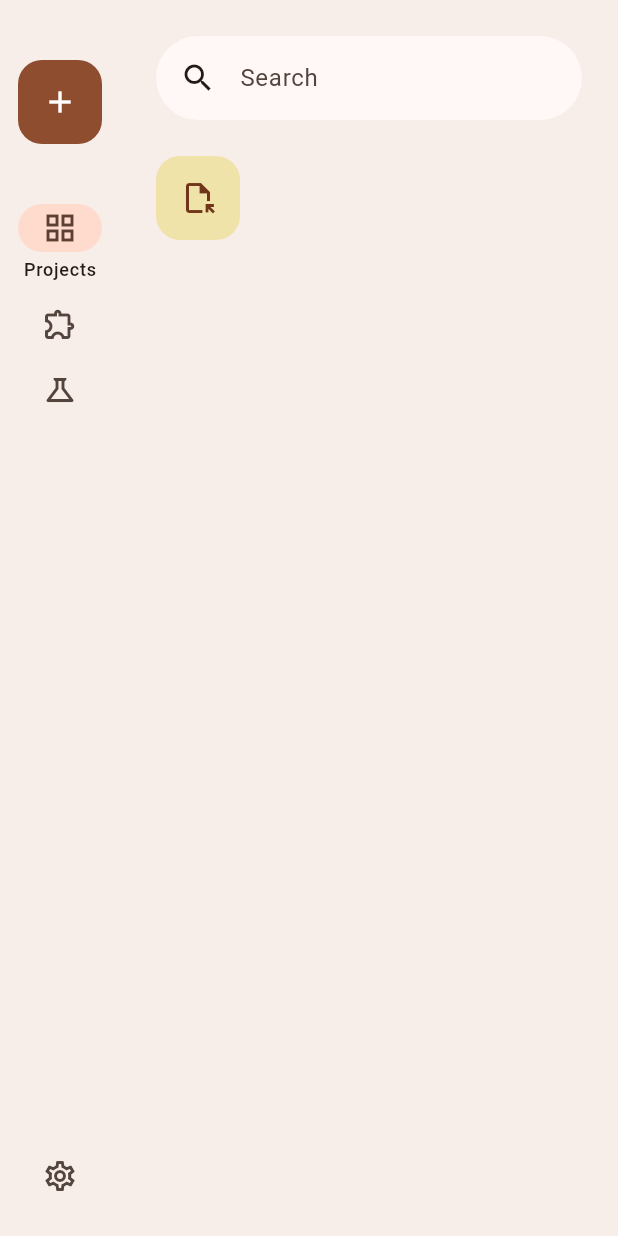
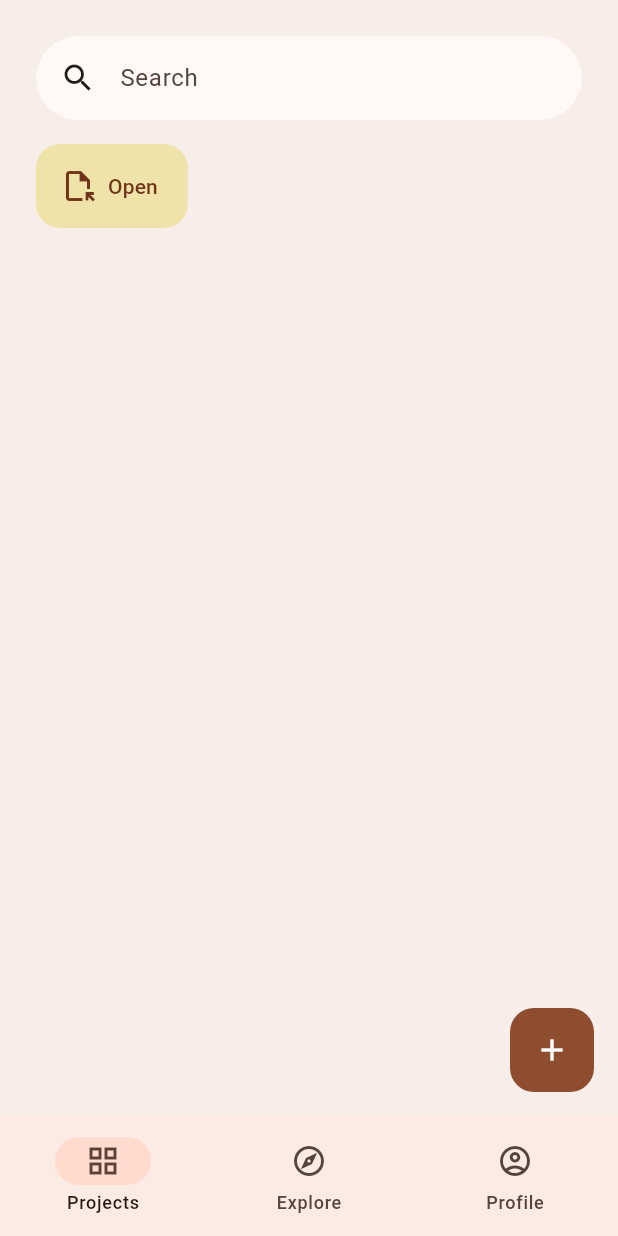
Before and after one commit to ljcucc/ClayTab, a Flutter app: the screen it shows after launch, on a phone screen of 412 x 824 dp. Run offline on Flutter 3.47's test engine with Material 2 defaults, Android fonts, the phone set to English and light mode, and no system bars; drawn by our look-alikes of dynamic_color; our stand-ins replace file_picker, flutter_highlight, google_fonts; missing offline and left inert: code_text_field, flutter_adaptive_scaffold, highlight.

Commit message:
implement open folder, fix safearea background color, change home screen tabs

```diff
--- a/lib/pages/labs/labs.dart
+++ b/lib/pages/explore/explore.dart
@@ -1,7 +1,7 @@
 import 'package:flutter/material.dart';
 
-class LabsPage extends StatelessWidget {
-  const LabsPage({super.key});
+class ExplorePage extends StatelessWidget {
+  const ExplorePage({super.key});
 
   @override
   Widget build(BuildContext context) {
@@ -15,7 +15,7 @@ class LabsPage extends StatelessWidget {
               Padding(
                 padding: const EdgeInsets.only(bottom: 16.0),
                 child: Text(
-                  "Labs",
+                  "Explore",
                   style: Theme.of(context).textTheme.titleLarge,
                 ),
               ),
--- a/lib/pages/home/home.dart
+++ b/lib/pages/home/home.dart
@@ -18,6 +18,13 @@ class HomePage extends StatefulWidget {
 
 class HomePageState extends State<HomePage> {
   final ProjectsProvider _projectsProvider = ProjectsProvider();
+  int selectedTab = 0;
+
+  void onSelectedIndexChange(index) {
+    setState(() {
+      selectedTab = index;
+    });
+  }
 
   @override
   void initState() {
--- a/lib/pages/home/home_layout.dart
+++ b/lib/pages/home/home_layout.dart
@@ -36,13 +36,15 @@ class _HomePageLayoutState extends State<HomePageLayout> {
 
   @override
   Widget build(BuildContext context) {
-    return Scaffold(
-      body: MaterialContainer(
+    return MaterialContainer(
       elevation: 2,
       borderRadius: BorderRadius.zero,
       backgroundColor: Theme.of(context).colorScheme.surface,
-        child: Row(
+      child: Scaffold(
+        backgroundColor: Colors.transparent,
+        body: Row(
           children: [
+            if (MediaQuery.of(context).size.width > 600)
               NavigationRail(
                 backgroundColor: Colors.transparent,
                 labelType: NavigationRailLabelType.selected,
@@ -83,8 +85,23 @@ class _HomePageLayoutState extends State<HomePageLayout> {
             ),
           ],
         ),
+        floatingActionButton: widget.destinations[selectedIndex].fab,
+        bottomNavigationBar: MediaQuery.of(context).size.width > 600
+            ? null
+            : NavigationBar(
+                onDestinationSelected: (value) => setState(() {
+                  selectedIndex = value;
+                }),
+                selectedIndex: selectedIndex,
+                destinations: [
+                  for (var item in widget.destinations)
+                    NavigationDestination(
+                      icon: item.icon,
+                      label: item.label.data ?? "",
                     ),
-      floatingActionButton: widget.destinations[selectedIndex].fab,
+                ],
+              ),
+      ),
     );
   }
 }
--- a/lib/pages/home/home_view.dart
+++ b/lib/pages/home/home_view.dart
@@ -1,3 +1,4 @@
+import 'package:code_playground/pages/settings.dart';
 import 'package:flutter/material.dart';
 
 import 'package:code_playground/pages/home/home.dart';
@@ -7,9 +8,10 @@ import 'package:code_playground/pages/home/home_layout.dart';
 import 'package:code_playground/widgets/toolbar_item.dart';
 
 // sections page
-import 'package:code_playground/pages/extensions/extensions.dart';
-import 'package:code_playground/pages/labs/labs.dart';
+import 'package:code_playground/pages/explore/explore.dart';
+import 'package:code_playground/pages/profile/profile.dart';
 import 'package:code_playground/pages/projects/projects.dart';
+import 'package:flutter_adaptive_scaffold/flutter_adaptive_scaffold.dart';
 
 class HomePageView extends StatelessWidget {
   final HomePageState controller;
@@ -21,7 +23,9 @@ class HomePageView extends StatelessWidget {
 
   @override
   Widget build(BuildContext context) {
+    // Hero must have a unique non-null tag. In this case, the following tag: <default FloatingActionButton tag>
     final fab = FloatingActionButton(
+      heroTag: MediaQuery.of(context).size.width < 600 ? "compact" : "expanded",
       backgroundColor: Theme.of(context).colorScheme.primary,
       foregroundColor: Theme.of(context).colorScheme.onPrimary,
       elevation: 0,
@@ -53,16 +57,17 @@ class HomePageView extends StatelessWidget {
           body: ProjectsSection(),
           icon: Icon(Icons.grid_view),
           label: Text("Projects"),
+          fab: MediaQuery.of(context).size.width < 600 ? fab : null,
         ),
         HomePageSectionDestination(
-          body: ExtensionsPage(),
-          icon: Icon(Icons.extension_outlined),
-          label: Text("Extensions"),
+          body: ExplorePage(),
+          icon: Icon(Icons.explore_outlined),
+          label: Text("Explore"),
         ),
         HomePageSectionDestination(
-          body: LabsPage(),
-          icon: Icon(Icons.science_outlined),
-          label: Text("Labs"),
+          body: ProfilePage(),
+          icon: Icon(Icons.account_circle_outlined),
+          label: Text("Profile"),
         ),
       ],
     );
--- a/lib/pages/extensions/extensions.dart
+++ b/lib/pages/profile/profile.dart
@@ -1,7 +1,7 @@
 import 'package:flutter/material.dart';
 
-class ExtensionsPage extends StatelessWidget {
-  const ExtensionsPage({super.key});
+class ProfilePage extends StatelessWidget {
+  const ProfilePage({super.key});
 
   @override
   Widget build(BuildContext context) {
@@ -15,7 +15,7 @@ class ExtensionsPage extends StatelessWidget {
               Padding(
                 padding: const EdgeInsets.only(bottom: 16.0),
                 child: Text(
-                  "Extensions",
+                  "Profile",
                   style: Theme.of(context).textTheme.titleLarge,
                 ),
               ),
--- a/lib/pages/projects/open_project.dart
+++ b/lib/pages/projects/open_project.dart
@@ -25,19 +25,17 @@ class _OpenProjectButtonState extends State<OpenProjectButton> {
 
   @override
   Widget build(BuildContext context) {
-    if (MediaQuery.of(context).size.width < 600)
-      return FloatingActionButton(
-        backgroundColor: Theme.of(context).colorScheme.tertiaryContainer,
-        elevation: 0,
-        onPressed: openProjectFolder,
-        child: Icon(Icons.file_open_outlined),
-      );
+    var label = "Open Folder";
+    if (MediaQuery.of(context).size.width < 600) {
+      label = "Open";
+    }
+
     return FloatingActionButton.extended(
       backgroundColor: Theme.of(context).colorScheme.tertiaryContainer,
       elevation: 0,
       onPressed: openProjectFolder,
       icon: Icon(Icons.file_open_outlined),
-      label: Text("Open folder"),
+      label: Text(label),
     );
   }
 }
--- /dev/null
+++ b/lib/pages/projects/project_search.dart
@@ -0,0 +1,22 @@
+import 'package:flutter/material.dart';
+
+class ProjectSearchView extends StatelessWidget {
+  const ProjectSearchView({super.key});
+
+  @override
+  Widget build(BuildContext context) {
+    return SearchAnchor.bar(
+      barHintText: "Search",
+      isFullScreen: MediaQuery.of(context).size.width < 600,
+      viewElevation: 0,
+      barElevation: MaterialStateProperty.resolveWith((states) => 0),
+      viewBackgroundColor: Theme.of(context).colorScheme.surface,
+      barBackgroundColor: MaterialStateProperty.resolveWith(
+        (states) => Theme.of(context).colorScheme.surface,
+      ),
+      suggestionsBuilder: (context, controller) => [Text("item")],
+      barOverlayColor: MaterialStateProperty.resolveWith(
+          (states) => Theme.of(context).colorScheme.surface),
+    );
+  }
+}
--- a/lib/pages/projects/projects.dart
+++ b/lib/pages/projects/projects.dart
@@ -1,4 +1,5 @@
 import 'package:code_playground/pages/projects/open_project.dart';
+import 'package:code_playground/pages/projects/project_search.dart';
 import 'package:code_playground/utils/project/project_provider.dart';
 import 'package:file_picker/file_picker.dart';
 import 'package:flutter/material.dart';
@@ -33,20 +34,8 @@ class _ProjectsSectionState extends State<ProjectsSection> {
         return ProjectsPageLayout(
           header: Column(
             children: [
-              SearchAnchor.bar(
-                barHintText: "Search",
-                isFullScreen: MediaQuery.of(context).size.width < 600,
-                viewElevation: 0,
-                barElevation: MaterialStateProperty.resolveWith((states) => 0),
-                viewBackgroundColor: Theme.of(context).colorScheme.surface,
-                barBackgroundColor: MaterialStateProperty.resolveWith(
-                  (states) => Theme.of(context).colorScheme.surface,
-                ),
-                suggestionsBuilder: (context, controller) => [Text("item")],
-                barOverlayColor: MaterialStateProperty.resolveWith(
-                    (states) => Theme.of(context).colorScheme.surface),
-              ),
-              SizedBox(height: 24),
+              ProjectSearchView(),
+              SizedBox(height: 16),
               Container(
                 width: double.infinity,
                 child: Wrap(
--- a/lib/pages/projects/projects_list.dart
+++ b/lib/pages/projects/projects_list.dart
@@ -38,6 +38,7 @@ class ProjectsListView extends StatelessWidget {
                 itemBuilder: (context, index) {
                   final data = projects[index];
                   return ProjectTile(
+                    project: projects[index],
                     name: data.name,
                     preview: ShapedIconData(
                       shape: ShapeTypes.Scallop,
--- a/lib/utils/project/project.dart
+++ b/lib/utils/project/project.dart
@@ -1,3 +1,4 @@
+import 'dart:convert';
 import 'dart:io';
 import 'package:path/path.dart' as p;
 
@@ -79,4 +80,9 @@ class FolderProjectData extends ProjectData {
       "date": date.millisecondsSinceEpoch.toString(),
     };
   }
+
+  @override
+  String toString() {
+    return const JsonEncoder().convert(toJson);
+  }
 }
```
Also changed, not shown: lib/pages/projects/project_tile.dart (+8 -1 lines), lib/pages/workspace/workspace.dart (+10 -1 lines), lib/utils/project/project_provider.dart (+11 -0 lines). Lines whose indentation alone changed are shown as unchanged.
